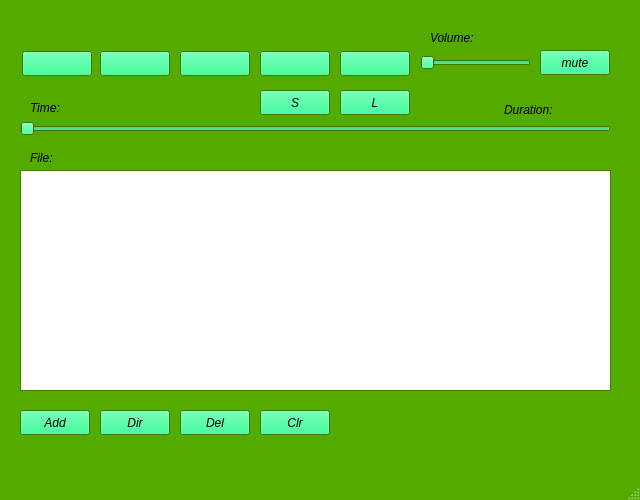
Qt form mainwindow.ui (blackshadow1609/QtCreatePD_411) before a commit.
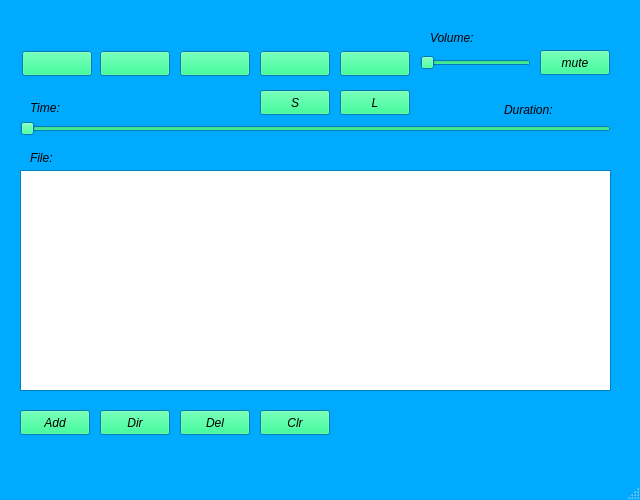
The same form after that commit. Icons and pictures are not drawn.

Diff of the .ui file:
```diff
--- a/mainwindow.ui
+++ b/mainwindow.ui
@@ -46,9 +46,9 @@
      <colorrole role="Window">
       <brush brushstyle="SolidPattern">
        <color alpha="255">
-        <red>85</red>
+        <red>0</red>
         <green>170</green>
-        <blue>0</blue>
+        <blue>255</blue>
        </color>
       </brush>
      </colorrole>
@@ -75,9 +75,9 @@
      <colorrole role="Window">
       <brush brushstyle="SolidPattern">
        <color alpha="255">
-        <red>85</red>
+        <red>0</red>
         <green>170</green>
-        <blue>0</blue>
+        <blue>255</blue>
        </color>
       </brush>
      </colorrole>
@@ -95,18 +95,18 @@
      <colorrole role="Base">
       <brush brushstyle="SolidPattern">
        <color alpha="255">
-        <red>85</red>
+        <red>0</red>
         <green>170</green>
-        <blue>0</blue>
+        <blue>255</blue>
        </color>
       </brush>
      </colorrole>
      <colorrole role="Window">
       <brush brushstyle="SolidPattern">
        <color alpha="255">
-        <red>85</red>
+        <red>0</red>
         <green>170</green>
-        <blue>0</blue>
+        <blue>255</blue>
        </color>
       </brush>
      </colorrole>
```
Left out of the diff: 30 changed lines with no effect on the pictures.
